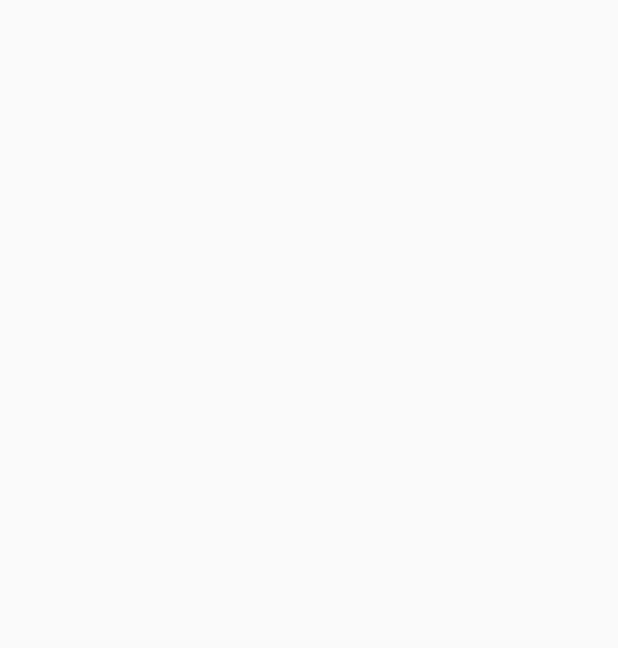
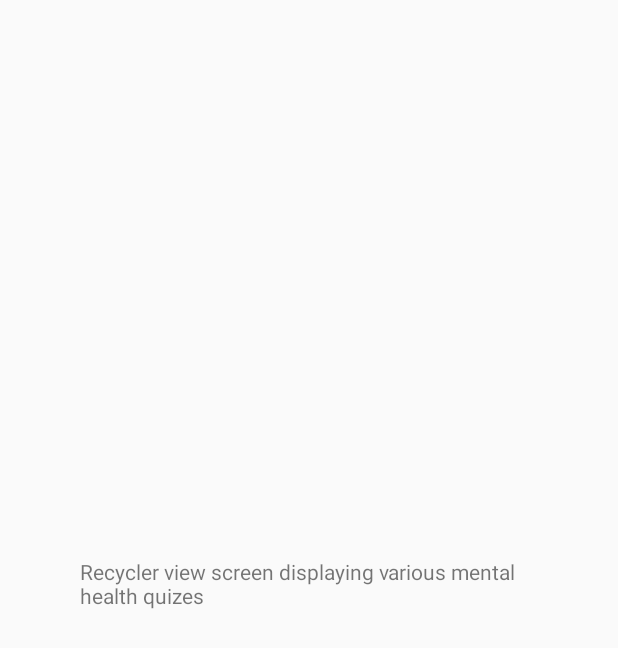
Before and after one commit to SharonCheung-z5162825/GamifiedLearning, an Android app: the LearnScreen screen opened directly, with no data from a screen before it, on a phone screen of 412 x 824 dp. Before the commit the part shown is empty. Shown: the top 648 px of the screen. Run offline under Robolectric (Android 15) with nearby library versions, the phone set to English and light mode, and no system bars.

Commit message:
commi in order to merge

```diff
--- a/app/build.gradle
+++ b/app/build.gradle
@@ -25,7 +25,7 @@ android {
 dependencies {
     implementation fileTree(dir: "libs", include: ["*.jar"])
     implementation 'androidx.appcompat:appcompat:1.2.0'
-    implementation 'androidx.constraintlayout:constraintlayout:2.0.1'
+    implementation 'androidx.constraintlayout:constraintlayout:2.0.4'
     testImplementation 'junit:junit:4.12'
     androidTestImplementation 'androidx.test.ext:junit:1.1.2'
     androidTestImplementation 'androidx.test.espresso:espresso-core:3.3.0'
--- a/app/src/main/java/au/edu/unsw/infs3634/gamifiedlearning/LoginScreen.java
+++ b/app/src/main/java/au/edu/unsw/infs3634/gamifiedlearning/LoginScreen.java
@@ -59,4 +59,8 @@ public class LoginScreen extends AppCompatActivity {
         startActivity(registerNow);
     }
 
+    //method for user authentication and login
+
+
+
 }
--- a/app/src/main/res/layout/activity_learn_screen.xml
+++ b/app/src/main/res/layout/activity_learn_screen.xml
@@ -6,4 +6,13 @@
     android:layout_height="match_parent"
     tools:context=".LearnScreen">
 
+    <TextView
+        android:id="@+id/textView"
+        android:layout_width="305dp"
+        android:layout_height="82dp"
+        android:text="Recycler view screen displaying various mental health quizes"
+        app:layout_constraintBottom_toBottomOf="parent"
+        app:layout_constraintEnd_toEndOf="parent"
+        app:layout_constraintStart_toStartOf="parent"
+        app:layout_constraintTop_toTopOf="parent" />
 </androidx.constraintlayout.widget.ConstraintLayout>
--- a/build.gradle
+++ b/build.gradle
@@ -5,7 +5,7 @@ buildscript {
         jcenter()
     }
     dependencies {
-        classpath 'com.android.tools.build:gradle:4.1.0'
+        classpath 'com.android.tools.build:gradle:4.1.1'
 
         // NOTE: Do not place your application dependencies here; they belong
         // in the individual module build.gradle files
```
Also changed, not shown: gradle/wrapper/gradle-wrapper.properties.
